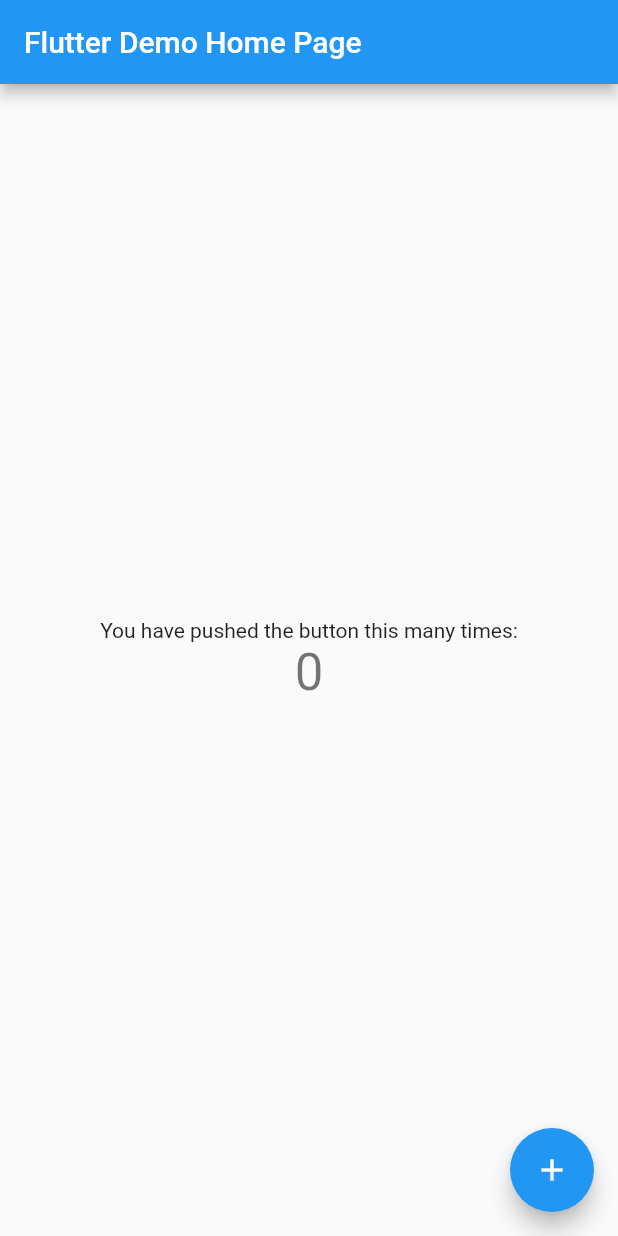
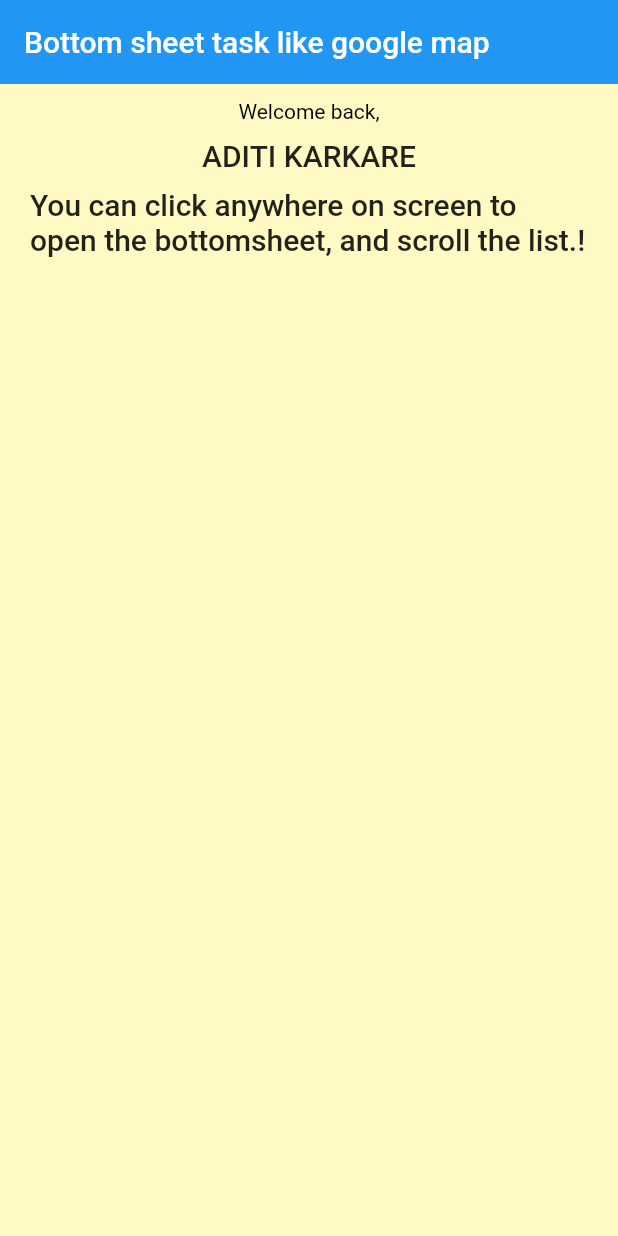
Before and after one commit to AditiKarkare/bottomsheettask, a Flutter app: the screen it shows after launch, on a phone screen of 412 x 824 dp. Run offline on Flutter 3.47's test engine with Material 2 defaults, Android fonts, the phone set to English and light mode, and no system bars.

Commit message:
task achieved

```diff
--- /dev/null
+++ b/lib/home_page.dart
@@ -0,0 +1,79 @@
+import 'package:flutter/material.dart';
+
+class HomePage extends StatefulWidget {
+  const HomePage({super.key});
+
+  @override
+  State<HomePage> createState() => _HomePageState();
+}
+
+class _HomePageState extends State<HomePage> {
+  bool isbts = false;
+  @override
+  Widget build(BuildContext context) {
+    return Scaffold(
+      appBar: AppBar(
+        elevation: 0,
+        title: const Text("Bottom sheet task like google map"),
+      ),
+      body: GestureDetector(
+        onTap: () {
+          showModalBottomSheet(
+            context: context,
+            isScrollControlled: true,
+            builder: (BuildContext context) {
+              return DraggableScrollableSheet(
+                expand: false,
+                builder:
+                    (BuildContext context, ScrollController scrollController) {
+                  return Container(
+                    color: Colors.white,
+                    child: ListView.builder(
+                      controller: scrollController,
+                      itemCount: 100,
+                      itemBuilder: (BuildContext context, int index) {
+                        return ListTile(
+                          title: Text('Item $index '),
+                        );
+                      },
+                    ),
+                  );
+                },
+              );
+            },
+          );
+        },
+        child: Container(
+          width: double.infinity,
+          color: Colors.yellow.shade100,
+          height: MediaQuery.of(context).size.height,
+          padding: const EdgeInsets.symmetric(vertical: 10, horizontal: 20),
+          // decoration: const BoxDecoration(color: Colors.amber),
+          child: Column(
+            mainAxisSize: MainAxisSize.min,
+            children: const [
+              Text(
+                "Welcome back,",
+                style: TextStyle(color: Colors.black),
+              ),
+              SizedBox(
+                height: 10,
+              ),
+              Text(
+                "ADITI KARKARE",
+                style: TextStyle(fontSize: 20, fontWeight: FontWeight.w500),
+              ),
+              SizedBox(
+                height: 10,
+              ),
+              Text(
+                "You can click anywhere on screen to open the bottomsheet, and scroll the list.!",
+                style: TextStyle(fontSize: 20, fontWeight: FontWeight.w500),
+              )
+            ],
+          ),
+        ),
+      ),
+    );
+  }
+}
--- a/lib/main.dart
+++ b/lib/main.dart
@@ -1,3 +1,4 @@
+import 'package:bottomsheet/home_page.dart';
 import 'package:flutter/material.dart';
 
 void main() {
@@ -13,103 +14,9 @@ class MyApp extends StatelessWidget {
     return MaterialApp(
       title: 'Flutter Demo',
       theme: ThemeData(
-        // This is the theme of your application.
-        //
-        // Try running your application with "flutter run". You'll see the
-        // application has a blue toolbar. Then, without quitting the app, try
-        // changing the primarySwatch below to Colors.green and then invoke
-        // "hot reload" (press "r" in the console where you ran "flutter run",
-        // or simply save your changes to "hot reload" in a Flutter IDE).
-        // Notice that the counter didn't reset back to zero; the application
-        // is not restarted.
         primarySwatch: Colors.blue,
       ),
-      home: const MyHomePage(title: 'Flutter Demo Home Page'),
+      home: HomePage(),
     );
   }
 }
-
-class MyHomePage extends StatefulWidget {
-  const MyHomePage({super.key, required this.title});
-
-  // This widget is the home page of your application. It is stateful, meaning
-  // that it has a State object (defined below) that contains fields that affect
-  // how it looks.
-
-  // This class is the configuration for the state. It holds the values (in this
-  // case the title) provided by the parent (in this case the App widget) and
-  // used by the build method of the State. Fields in a Widget subclass are
-  // always marked "final".
-
-  final String title;
-
-  @override
-  State<MyHomePage> createState() => _MyHomePageState();
-}
-
-class _MyHomePageState extends State<MyHomePage> {
-  int _counter = 0;
-
-  void _incrementCounter() {
-    setState(() {
-      // This call to setState tells the Flutter framework that something has
-      // changed in this State, which causes it to rerun the build method below
-      // so that the display can reflect the updated values. If we changed
-      // _counter without calling setState(), then the build method would not be
-      // called again, and so nothing would appear to happen.
-      _counter++;
-    });
-  }
-
-  @override
-  Widget build(BuildContext context) {
-    // This method is rerun every time setState is called, for instance as done
-    // by the _incrementCounter method above.
-    //
-    // The Flutter framework has been optimized to make rerunning build methods
-    // fast, so that you can just rebuild anything that needs updating rather
-    // than having to individually change instances of widgets.
-    return Scaffold(
-      appBar: AppBar(
-        // Here we take the value from the MyHomePage object that was created by
-        // the App.build method, and use it to set our appbar title.
-        title: Text(widget.title),
-      ),
-      body: Center(
-        // Center is a layout widget. It takes a single child and positions it
-        // in the middle of the parent.
-        child: Column(
-          // Column is also a layout widget. It takes a list of children and
-          // arranges them vertically. By default, it sizes itself to fit its
-          // children horizontally, and tries to be as tall as its parent.
-          //
-          // Invoke "debug painting" (press "p" in the console, choose the
-          // "Toggle Debug Paint" action from the Flutter Inspector in Android
-          // Studio, or the "Toggle Debug Paint" command in Visual Studio Code)
-          // to see the wireframe for each widget.
-          //
-          // Column has various properties to control how it sizes itself and
-          // how it positions its children. Here we use mainAxisAlignment to
-          // center the children vertically; the main axis here is the vertical
-          // axis because Columns are vertical (the cross axis would be
-          // horizontal).
-          mainAxisAlignment: MainAxisAlignment.center,
-          children: <Widget>[
-            const Text(
-              'You have pushed the button this many times:',
-            ),
-            Text(
-              '$_counter',
-              style: Theme.of(context).textTheme.headlineMedium,
-            ),
-          ],
-        ),
-      ),
-      floatingActionButton: FloatingActionButton(
-        onPressed: _incrementCounter,
-        tooltip: 'Increment',
-        child: const Icon(Icons.add),
-      ), // This trailing comma makes auto-formatting nicer for build methods.
-    );
-  }
-}
```
Also changed, not shown: lib/list.page.dart (added, +21 -0 lines).
